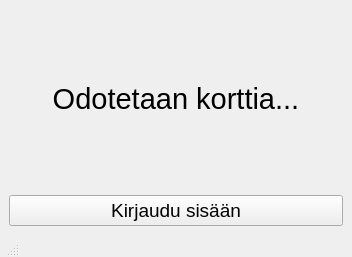
Old version of the form bankautomat/mainwindow.ui in the repository bank-2022/group15.
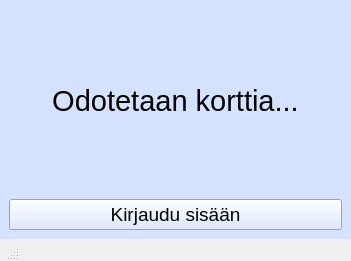
New version of the form.

Commit message: Mainwindow color

The edit to the form file:
```diff
--- a/bankautomat/mainwindow.ui
+++ b/bankautomat/mainwindow.ui
@@ -6,16 +6,31 @@
    <rect>
     <x>0</x>
     <y>0</y>
-    <width>352</width>
-    <height>257</height>
+    <width>351</width>
+    <height>261</height>
    </rect>
   </property>
   <property name="windowTitle">
    <string>MainWindow</string>
   </property>
   <widget class="QWidget" name="centralwidget">
+   <property name="styleSheet">
+    <string notr="true">background-color:rgb(213, 226, 255)</string>
+   </property>
    <layout class="QGridLayout" name="gridLayout">
-    <item row="0" column="0">
+    <item row="1" column="1">
+     <widget class="QPushButton" name="login">
+      <property name="font">
+       <font>
+        <pointsize>14</pointsize>
+       </font>
+      </property>
+      <property name="text">
+       <string>Kirjaudu sisään</string>
+      </property>
+     </widget>
+    </item>
+    <item row="0" column="1">
      <widget class="QLabel" name="label">
       <property name="sizePolicy">
        <sizepolicy hsizetype="MinimumExpanding" vsizetype="MinimumExpanding">
@@ -28,6 +43,9 @@
         <pointsize>22</pointsize>
        </font>
       </property>
+      <property name="styleSheet">
+       <string notr="true">text-color: rgb(255, 255, 255)</string>
+      </property>
       <property name="text">
        <string>Odotetaan korttia...</string>
       </property>
@@ -36,18 +54,6 @@
       </property>
      </widget>
     </item>
-    <item row="1" column="0">
-     <widget class="QPushButton" name="login">
-      <property name="font">
-       <font>
-        <pointsize>14</pointsize>
-       </font>
-      </property>
-      <property name="text">
-       <string>Kirjaudu sisään</string>
-      </property>
-     </widget>
-    </item>
    </layout>
   </widget>
   <widget class="QStatusBar" name="statusbar">
```
Left out of the diff: 4 changed lines with no effect on the pictures.
